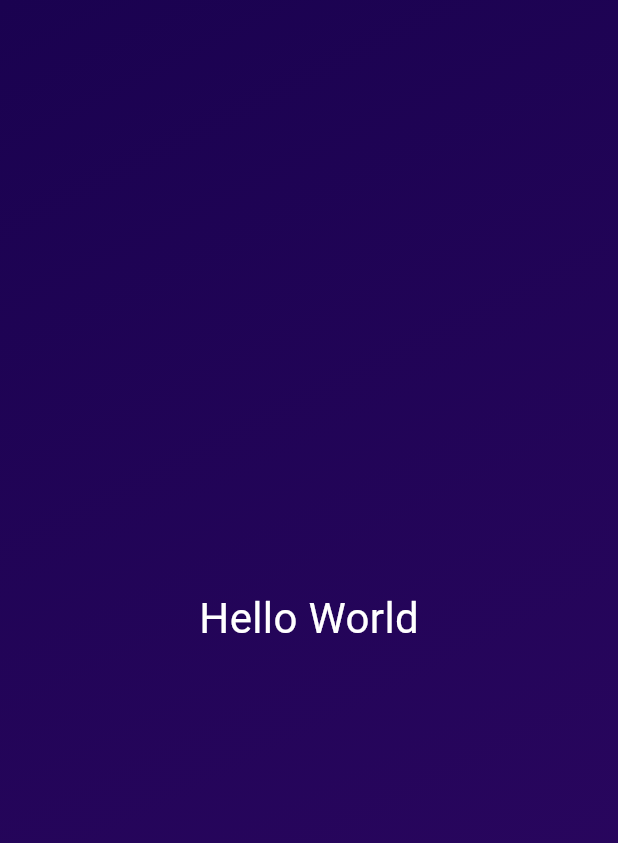
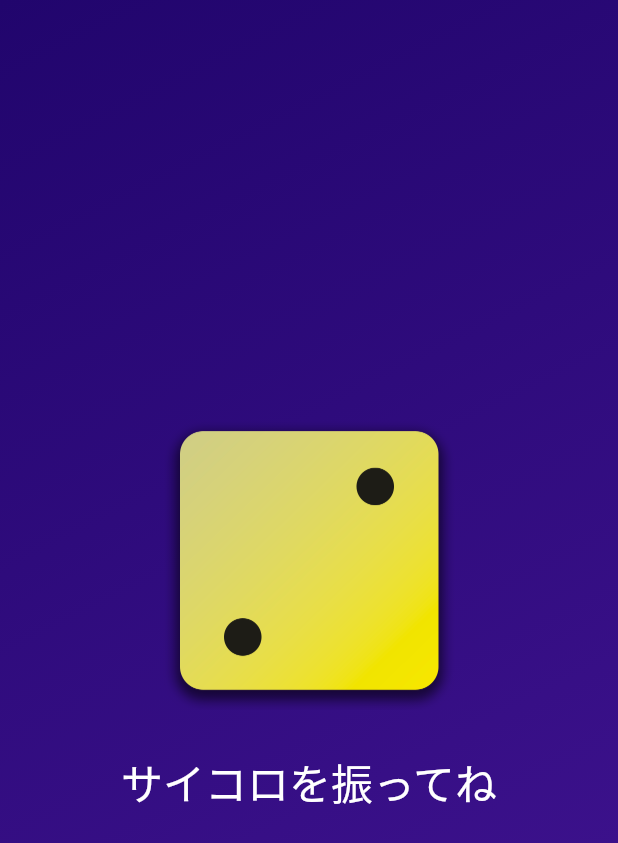
Before and after one commit to RYOTAN9688/randomDice, a Flutter app: the screen it shows after launch, on a phone screen of 412 x 824 dp. Shown: the top 843 px of the screen. Run offline on Flutter 3.47's test engine with Material 3 defaults, Android fonts, the phone set to English and light mode, and no system bars.

Commit message:
randomDice created

```diff
--- /dev/null
+++ b/lib/dice_roller.dart
@@ -0,0 +1,45 @@
+import 'dart:math';
+
+import 'package:flutter/material.dart';
+
+class DiceRoller extends StatefulWidget {
+  const DiceRoller({super.key});
+  @override
+  State<DiceRoller> createState() {
+    return _DiceRollState();
+  }
+}
+
+class _DiceRollState extends State<DiceRoller> {
+  String activeDiceImage = 'assets/images/dice-2.png';
+
+  void rollDice() {
+    var diceRoll = Random().nextInt(6) + 1;
+    setState(() {
+      activeDiceImage = 'assets/images/dice-$diceRoll.png';
+    });
+  }
+
+  @override
+  Widget build(context) {
+    return Column(
+      mainAxisAlignment: MainAxisAlignment.center,
+      children: [
+        Image.asset(
+          activeDiceImage,
+          width: 200,
+        ),
+        const SizedBox(height: 20),
+        TextButton(
+          onPressed: rollDice,
+          style: TextButton.styleFrom(
+              foregroundColor: Colors.white,
+              textStyle: const TextStyle(
+                fontSize: 28,
+              )),
+          child: const Text('サイコロを振ってね'),
+        )
+      ],
+    );
+  }
+}
--- a/lib/gradient_container.dart
+++ b/lib/gradient_container.dart
@@ -1,28 +1,22 @@
 import 'package:flutter/material.dart';
+import 'package:first_app/dice_roller.dart';
 
 class GradientContainer extends StatelessWidget {
-  const GradientContainer({super.key});
+  const GradientContainer({super.key, required this.colors});
+
+  final List<Color> colors;
   @override
   Widget build(context) {
     return Container(
-      decoration: const BoxDecoration(
+      decoration: BoxDecoration(
         gradient: LinearGradient(
-          colors: [
-            Color.fromARGB(255, 26, 2, 80),
-            Color.fromARGB(255, 45, 7, 98)
-          ],
+          colors: colors,
           begin: Alignment.topLeft,
           end: Alignment.bottomRight,
         ),
       ),
       child: const Center(
-        child: Text(
-          'Hello World',
-          style: TextStyle(
-            color: Colors.white,
-            fontSize: 28,
-          ),
-        ),
+        child: DiceRoller(),
       ),
     );
   }
```
Also changed, not shown: lib/main.dart (+6 -1 lines), lib/styled_text.dart (added, +20 -0 lines), pubspec.yaml (+7 -2 lines), assets/images/dice-1.png (added), assets/images/dice-2.png (added), assets/images/dice-3.png (added), assets/images/dice-4.png (added), assets/images/dice-5.png (added), assets/images/dice-6.png (added), 1 other file.
